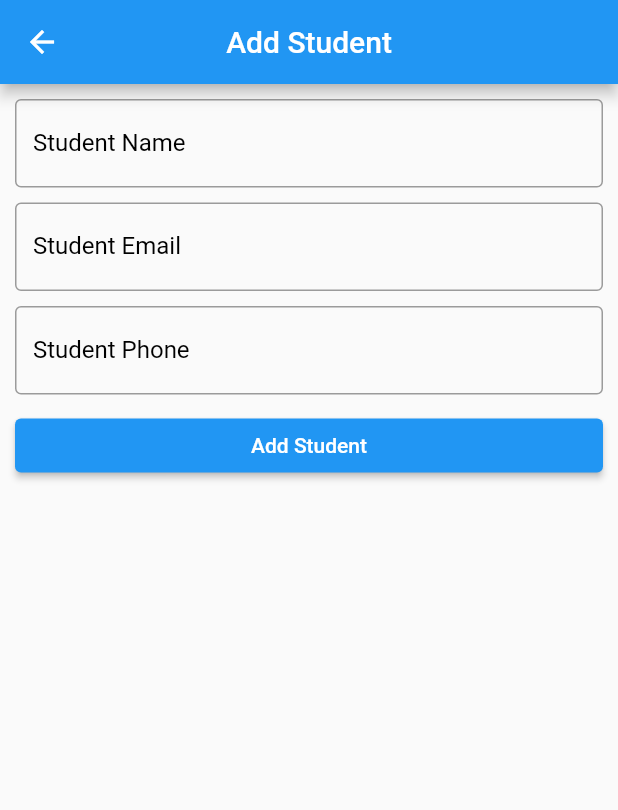
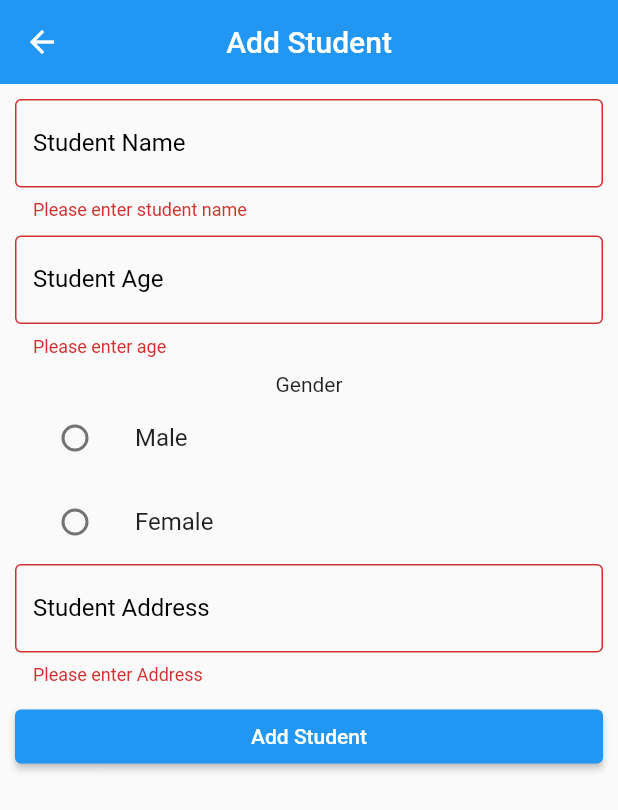
Before and after one commit to MILANydv/e_softwarica, a Flutter app: the AddStudent screen opened directly, after a tap on "Add Student", on a phone screen of 412 x 824 dp. Shown: the top 810 px of the screen. Run offline on Flutter 3.47's test engine with Material 2 defaults, Android fonts, the light colour scheme and no system bars; our stand-ins replace floor, motion_toast, sqflite; accounts and stored records are empty; generated files the repository leaves out were written again.

Commit message:
created database instance and integrated to frontend

```diff
--- a/lib/navigation.dart
+++ b/lib/navigation.dart
@@ -1,4 +1,5 @@
 import 'package:e_softwarica/screens/add_student.dart';
+import 'package:e_softwarica/screens/home_screen.dart';
 import 'package:flutter/material.dart';
 
 class ButtomNavigation extends StatefulWidget {
@@ -11,7 +12,7 @@ class ButtomNavigation extends StatefulWidget {
 class _ButtomNavigationState extends State<ButtomNavigation> {
   int _selectedIndex = 0;
   static const List<Widget> _pages = <Widget>[
-    // Home(),
+    Home(),
     AddStudent(),
     Text('Page 3'),
   ];
@@ -36,7 +37,7 @@ class _ButtomNavigationState extends State<ButtomNavigation> {
             backgroundColor: Color.fromARGB(255, 81, 56, 194),
           ),
           BottomNavigationBarItem(
-            icon: Icon(Icons.calendar_month_outlined),
+            icon: Icon(Icons.person_add_sharp),
             label: 'Add Student',
             backgroundColor: Color.fromARGB(255, 47, 39, 200),
           ),
--- a/lib/screens/add_student.dart
+++ b/lib/screens/add_student.dart
@@ -1,4 +1,7 @@
+import 'package:e_softwarica/database/database_instance.dart';
+import 'package:e_softwarica/entities/student_entity.dart';
 import 'package:flutter/material.dart';
+import 'package:motion_toast/motion_toast.dart';
 
 class AddStudent extends StatefulWidget {
   const AddStudent({Key? key}) : super(key: key);
@@ -8,58 +11,113 @@ class AddStudent extends StatefulWidget {
 }
 
 class _AddStudentState extends State<AddStudent> {
+  final _formKey = GlobalKey<FormState>();
+  String value = '';
+  final _nameController = TextEditingController();
+  final _ageController = TextEditingController();
+  final _addressController = TextEditingController();
+
+  _addStudent(Student student) async {
+    try {
+      final database = await DatabaseInstance.instance.getDatabaseInstance();
+      await database.studentDAO.insertStudent(student);
+      MotionToast.success(description: const Text("Successfully Added"))
+          .show(context);
+    } catch (e) {
+      MotionToast.error(description: const Text("Error")).show(context);
+    }
+  }
+
   @override
   Widget build(BuildContext context) {
     return Scaffold(
       appBar: AppBar(
         title: const Text('Add Student'),
         centerTitle: true,
+        elevation: 0,
       ),
-      body: Padding(
+      body: Form(
+        key: _formKey,
+        child: Padding(
           padding: const EdgeInsets.all(10),
           child: Column(children: [
             TextFormField(
+              controller: _nameController,
               decoration: const InputDecoration(
                 border: OutlineInputBorder(),
                 labelText: 'Student Name',
                 hintText: 'Enter your student name',
                 labelStyle: TextStyle(color: Colors.black),
               ),
+              validator: (value) {
+                if (value!.isEmpty) {
+                  return 'Please enter student name';
+                }
+                return null;
+              },
             ),
             const SizedBox(
               height: 10,
             ),
             TextFormField(
+              controller: _ageController,
               decoration: const InputDecoration(
                 border: OutlineInputBorder(),
-              labelText: 'Student Email',
-              hintText: 'Enter your student email',
+                labelText: 'Student Age',
+                hintText: 'Enter your age',
                 labelStyle: TextStyle(color: Colors.black),
               ),
+              validator: (value) {
+                if (value!.isEmpty) {
+                  return 'Please enter age';
+                }
+                return null;
+              },
             ),
             const SizedBox(
               height: 10,
             ),
-          //   ListTile(
-          //   title: const Text('Lafayette'),
-          //   leading: Radio<SingingCharacter>(
-          //     value: SingingCharacter.lafayette,
-          //     groupValue: _character,
-          //     onChanged: (SingingCharacter? value) {
-          //       setState(() {
-          //         _character = value;
-          //       });
-          //     },
-          //   ),
-          // ),
-
+            const Text('Gender'),
+            ListTile(
+              title: const Text('Male'),
+              leading: Radio(
+                value: 'male',
+                groupValue: value,
+                activeColor: Colors.green,
+                onChanged: (value) {
+                  setState(() {
+                    value = value;
+                  });
+                },
+              ),
+            ),
+            ListTile(
+              title: const Text('Female'),
+              leading: Radio(
+                value: 'female',
+                groupValue: value,
+                activeColor: Colors.green,
+                onChanged: (value) {
+                  setState(() {
+                    value = value;
+                  });
+                },
+              ),
+            ),
             TextFormField(
+              controller: _addressController,
               decoration: const InputDecoration(
                 border: OutlineInputBorder(),
-              labelText: 'Student Phone',
-              hintText: 'Enter your student phone',
+                labelText: 'Student Address',
+                hintText: 'Enter your  Address',
                 labelStyle: TextStyle(color: Colors.black),
               ),
+              validator: (value) {
+                if (value!.isEmpty) {
+                  return 'Please enter Address';
+                }
+                return null;
+              },
             ),
             const SizedBox(
               height: 10,
@@ -67,8 +125,20 @@ class _AddStudentState extends State<AddStudent> {
             SizedBox(
                 width: double.infinity,
                 child: ElevatedButton(
-                  onPressed: () {}, child: const Text('Add Student'))),
+                    onPressed: () {
+                      if (_formKey.currentState!.validate()) {
+                        final student = Student(
+                          name: _nameController.text,
+                          gender: value,
+                          age: int.parse(_ageController.text),
+                          address: _addressController.text,
+                        );
+                        _addStudent(student);
+                      }
+                    },
+                    child: const Text('Add Student'))),
           ]),
+        ),
       ),
     );
   }
```
Also changed, not shown: lib/database/database_instance.dart (added, +12 -0 lines), lib/screens/home_screen.dart (+80 -74 lines), lib/screens/login.dart (+36 -2 lines), lib/screens/register.dart (+69 -7 lines), 1 other file. Lines whose indentation alone changed are shown as unchanged.
